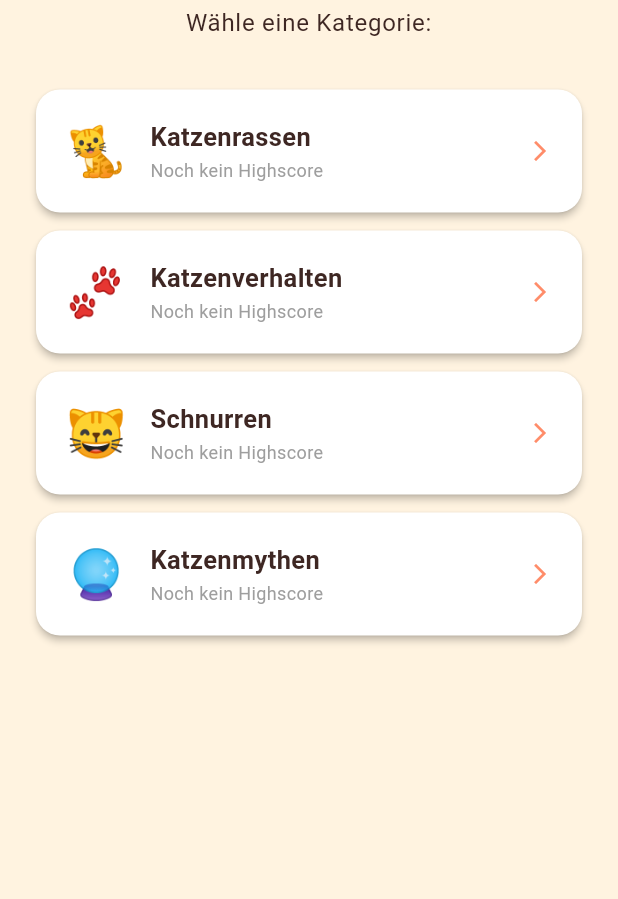
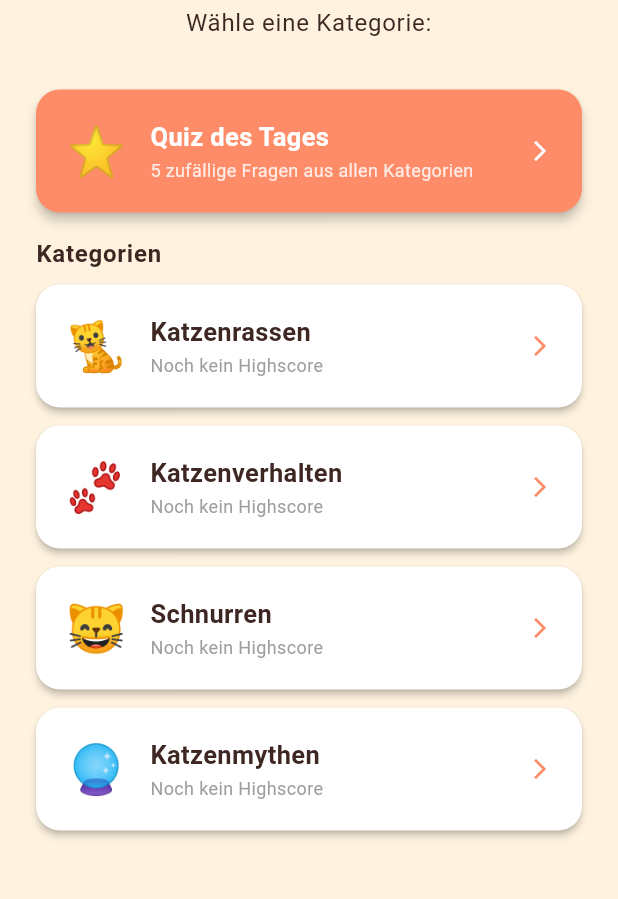
Before and after one commit to mexx-music/catlab-quiz, a Flutter app: the screen it shows after launch, on a phone screen of 412 x 824 dp, the part 260-1159 px from its top. Run offline on Flutter 3.47's test engine with Material 3 defaults, Android fonts, the phone set to English and light mode, and no system bars; our stand-ins replace shared_preferences.

Commit message:
Add local daily quiz

```diff
--- a/lib/features/quiz/data/quiz_repository.dart
+++ b/lib/features/quiz/data/quiz_repository.dart
@@ -2,6 +2,13 @@ import 'dart:convert';
 import 'dart:math';
 import 'package:flutter/services.dart';
 import '../models/quiz_question.dart';
+
+const _allAssetPaths = [
+  'assets/quiz/cat_breeds_beginner.json',
+  'assets/quiz/cat_behavior.json',
+  'assets/quiz/cat_purring.json',
+  'assets/quiz/cat_myths.json',
+];
 
 class QuizRepository {
   Future<List<QuizQuestion>> loadQuestions(String assetPath) async {
@@ -13,4 +20,21 @@ class QuizRepository {
     questions.shuffle(Random());
     return questions;
   }
+
+  Future<List<QuizQuestion>> loadDailyQuestions({int count = 5}) async {
+    final now = DateTime.now();
+    final seed = int.parse(
+      '${now.year}${now.month.toString().padLeft(2, '0')}${now.day.toString().padLeft(2, '0')}',
+    );
+    final all = <QuizQuestion>[];
+    for (final path in _allAssetPaths) {
+      final jsonString = await rootBundle.loadString(path);
+      final List<dynamic> jsonList = json.decode(jsonString) as List<dynamic>;
+      all.addAll(
+        jsonList.map((e) => QuizQuestion.fromJson(e as Map<String, dynamic>)),
+      );
+    }
+    all.shuffle(Random(seed));
+    return all.take(count).toList();
+  }
 }
--- a/lib/features/quiz/screens/quiz_home_screen.dart
+++ b/lib/features/quiz/screens/quiz_home_screen.dart
@@ -67,6 +67,7 @@ class _QuizHomeScreenState extends State<QuizHomeScreen> {
     for (final cat in _categories) {
       results[cat.categoryKey] = await _highscoreRepo.getHighscore(cat.categoryKey);
     }
+    results['daily'] = await _highscoreRepo.getHighscore('daily');
     if (mounted) {
       setState(() => _highscores.addAll(results));
     }
@@ -80,6 +81,20 @@ class _QuizHomeScreenState extends State<QuizHomeScreen> {
         builder: (_) => QuizPlayScreen(
           questions: questions,
           categoryKey: category.categoryKey,
+        ),
+      ),
+    );
+    if (mounted) _loadHighscores();
+  }
+
+  Future<void> _startDailyQuiz(BuildContext context) async {
+    final questions = await QuizRepository().loadDailyQuestions();
+    if (!context.mounted) return;
+    await Navigator.of(context).push(
+      MaterialPageRoute<void>(
+        builder: (_) => QuizPlayScreen(
+          questions: questions,
+          categoryKey: 'daily',
         ),
       ),
     );
@@ -110,18 +125,92 @@ class _QuizHomeScreenState extends State<QuizHomeScreen> {
               ),
               const SizedBox(height: 32),
               Expanded(
-                child: ListView.separated(
-                  itemCount: _categories.length,
-                  separatorBuilder: (_, __) => const SizedBox(height: 12),
-                  itemBuilder: (context, index) {
-                    final cat = _categories[index];
-                    return _CategoryCard(
-                      category: cat,
-                      highscore: _highscores[cat.categoryKey],
-                      onTap: () => _startQuiz(context, cat),
-                    );
-                  },
+                child: ListView(
+                  children: [
+                    _DailyQuizCard(
+                      highscore: _highscores['daily'],
+                      onTap: () => _startDailyQuiz(context),
+                    ),
+                    const SizedBox(height: 16),
+                    Text(
+                      'Kategorien',
+                      style: Theme.of(context).textTheme.bodyLarge?.copyWith(
+                        fontWeight: FontWeight.w600,
+                      ),
+                    ),
+                    const SizedBox(height: 8),
+                    ...List.generate(_categories.length, (index) {
+                      final cat = _categories[index];
+                      return Padding(
+                        padding: const EdgeInsets.only(bottom: 12),
+                        child: _CategoryCard(
+                          category: cat,
+                          highscore: _highscores[cat.categoryKey],
+                          onTap: () => _startQuiz(context, cat),
+                        ),
+                      );
+                    }),
+                  ],
                 ),
+              ),
+            ],
+          ),
+        ),
+      ),
+    );
+  }
+}
+
+class _DailyQuizCard extends StatelessWidget {
+  final int? highscore;
+  final VoidCallback onTap;
+
+  const _DailyQuizCard({required this.highscore, required this.onTap});
+
+  @override
+  Widget build(BuildContext context) {
+    return Material(
+      color: AppTheme.primary,
+      borderRadius: BorderRadius.circular(16),
+      elevation: 3,
+      child: InkWell(
+        onTap: onTap,
+        borderRadius: BorderRadius.circular(16),
+        child: Padding(
+          padding: const EdgeInsets.symmetric(horizontal: 20, vertical: 18),
+          child: Row(
+            children: [
+              const Text('⭐', style: TextStyle(fontSize: 32)),
+              const SizedBox(width: 16),
+              Expanded(
+                child: Column(
+                  crossAxisAlignment: CrossAxisAlignment.start,
+                  children: [
+                    const Text(
+                      'Quiz des Tages',
+                      style: TextStyle(
+                        fontSize: 17,
+                        fontWeight: FontWeight.w700,
+                        color: Colors.white,
+                      ),
+                    ),
+                    const SizedBox(height: 2),
+                    Text(
+                      highscore != null
+                          ? 'Bestpunktzahl: $highscore / 5'
+                          : '5 zufällige Fragen aus allen Kategorien',
+                      style: TextStyle(
+                        fontSize: 12,
+                        color: Colors.white.withAlpha(210),
+                      ),
+                    ),
+                  ],
+                ),
+              ),
+              const Icon(
+                Icons.arrow_forward_ios,
+                size: 16,
+                color: Colors.white,
               ),
             ],
           ),
```
